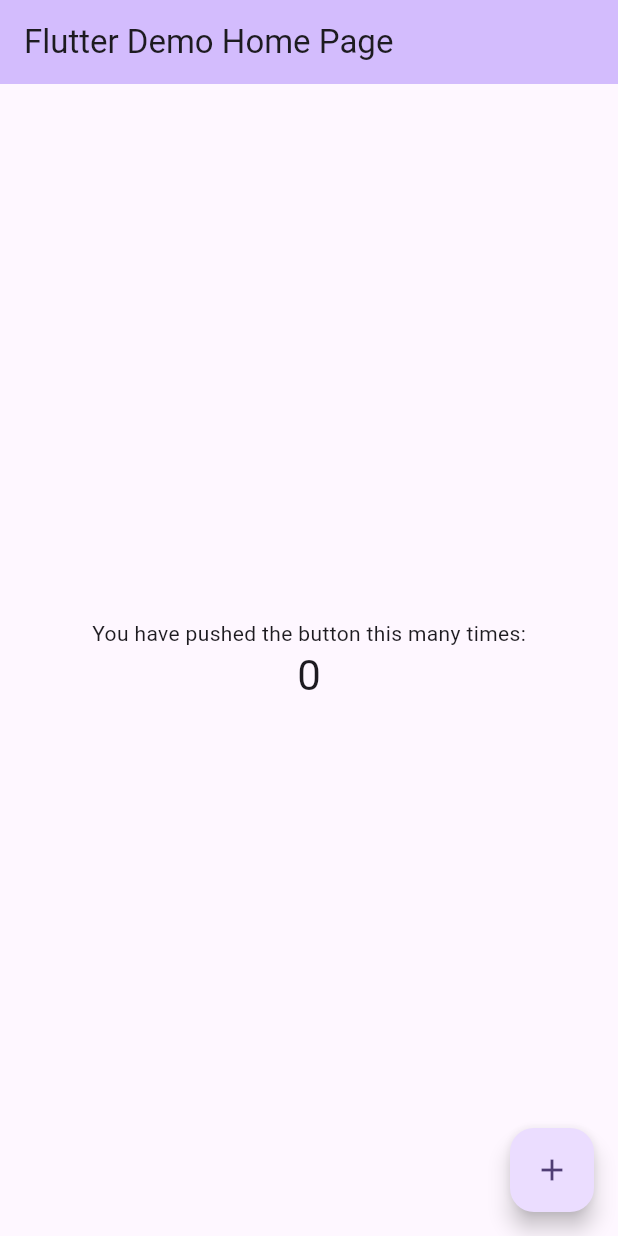
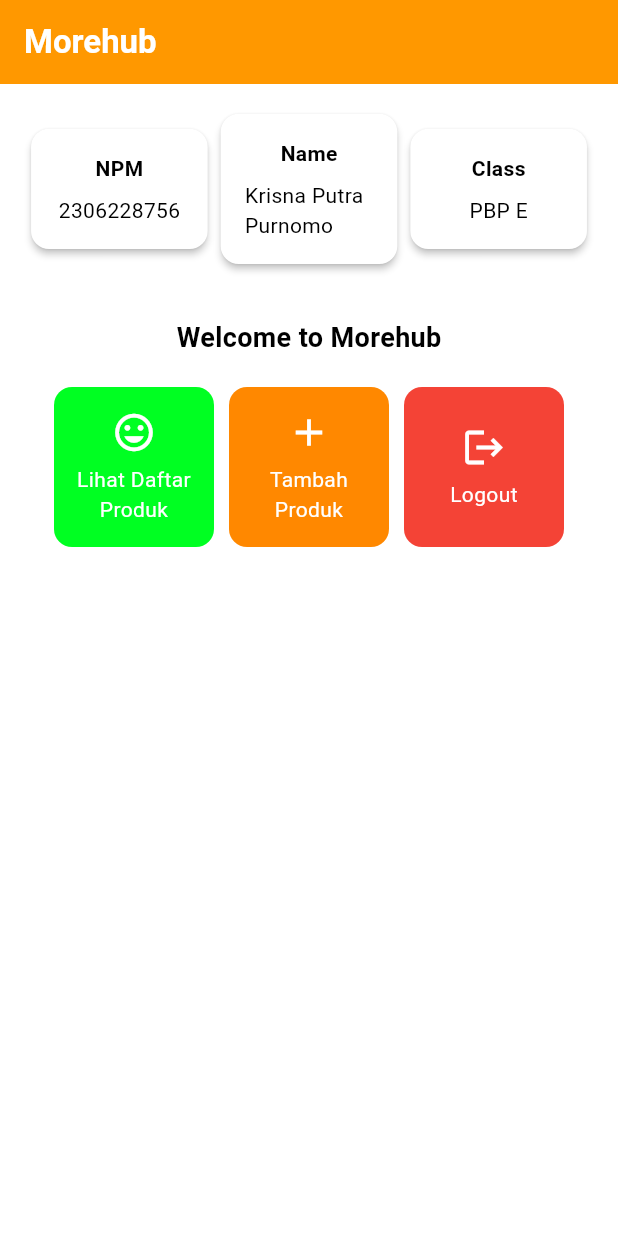
Before and after one commit to KrisnaPutraP/Morehub-mobile, a Flutter app: the screen it shows after launch, on a phone screen of 412 x 824 dp. Run offline on Flutter 3.47's test engine with Material 3 defaults, Android fonts, the phone set to English and light mode, and no system bars.

Commit message:
Menyelesaikan tugas 7

```diff
--- a/lib/main.dart
+++ b/lib/main.dart
@@ -1,4 +1,5 @@
 import 'package:flutter/material.dart';
+import 'package:morehub_mobile/menu.dart';
 
 void main() {
   runApp(const MyApp());
@@ -28,98 +29,12 @@
         //
         // This works for code too, not just values: Most code changes can be
         // tested with just a hot reload.
-        colorScheme: ColorScheme.fromSeed(seedColor: Colors.deepPurple),
+         colorScheme: ColorScheme.fromSwatch(
+              primarySwatch: Colors.orange,
+        ).copyWith(secondary: Colors.orangeAccent),
         useMaterial3: true,
       ),
-      home: const MyHomePage(title: 'Flutter Demo Home Page'),
+      home: MyHomePage(),
     );
   }
 }
-
-class MyHomePage extends StatefulWidget {
-  const MyHomePage({super.key, required this.title});
-
-  // This widget is the home page of your application. It is stateful, meaning
-  // that it has a State object (defined below) that contains fields that affect
-  // how it looks.
-
-  // This class is the configuration for the state. It holds the values (in this
-  // case the title) provided by the parent (in this case the App widget) and
-  // used by the build method of the State. Fields in a Widget subclass are
-  // always marked "final".
-
-  final String title;
-
-  @override
-  State<MyHomePage> createState() => _MyHomePageState();
-}
-
-class _MyHomePageState extends State<MyHomePage> {
-  int _counter = 0;
-
-  void _incrementCounter() {
-    setState(() {
-      // This call to setState tells the Flutter framework that something has
-      // changed in this State, which causes it to rerun the build method below
-      // so that the display can reflect the updated values. If we changed
-      // _counter without calling setState(), then the build method would not be
-      // called again, and so nothing would appear to happen.
-      _counter++;
-    });
-  }
-
-  @override
-  Widget build(BuildContext context) {
-    // This method is rerun every time setState is called, for instance as done
-    // by the _incrementCounter method above.
-    //
-    // The Flutter framework has been optimized to make rerunning build methods
-    // fast, so that you can just rebuild anything that needs updating rather
-    // than having to individually change instances of widgets.
-    return Scaffold(
-      appBar: AppBar(
-        // TRY THIS: Try changing the color here to a specific color (to
-        // Colors.amber, perhaps?) and trigger a hot reload to see the AppBar
-        // change color while the other colors stay the same.
-        backgroundColor: Theme.of(context).colorScheme.inversePrimary,
-        // Here we take the value from the MyHomePage object that was created by
-        // the App.build method, and use it to set our appbar title.
-        title: Text(widget.title),
-      ),
-      body: Center(
-        // Center is a layout widget. It takes a single child and positions it
-        // in the middle of the parent.
-        child: Column(
-          // Column is also a layout widget. It takes a list of children and
-          // arranges them vertically. By default, it sizes itself to fit its
-          // children horizontally, and tries to be as tall as its parent.
-          //
-          // Column has various properties to control how it sizes itself and
-          // how it positions its children. Here we use mainAxisAlignment to
-          // center the children vertically; the main axis here is the vertical
-          // axis because Columns are vertical (the cross axis would be
-          // horizontal).
-          //
-          // TRY THIS: Invoke "debug painting" (choose the "Toggle Debug Paint"
-          // action in the IDE, or press "p" in the console), to see the
-          // wireframe for each widget.
-          mainAxisAlignment: MainAxisAlignment.center,
-          children: <Widget>[
-            const Text(
-              'You have pushed the button this many times:',
-            ),
-            Text(
-              '$_counter',
-              style: Theme.of(context).textTheme.headlineMedium,
-            ),
-          ],
-        ),
-      ),
-      floatingActionButton: FloatingActionButton(
-        onPressed: _incrementCounter,
-        tooltip: 'Increment',
-        child: const Icon(Icons.add),
-      ), // This trailing comma makes auto-formatting nicer for build methods.
-    );
-  }
-}
--- /dev/null
+++ b/lib/menu.dart
@@ -0,0 +1,190 @@
+import 'package:flutter/material.dart';
+
+class MyHomePage extends StatelessWidget {
+  final String npm = '2306228756'; // NPM
+  final String name = 'Krisna Putra Purnomo'; // Nama
+  final String className = 'PBP E'; // Kelas
+
+  final List<ItemHomepage> items = [
+      ItemHomepage("Lihat Daftar Produk", Icons.mood, const Color.fromARGB(255, 0, 255, 34)),
+      ItemHomepage("Tambah Produk", Icons.add, const Color.fromARGB(255, 255, 136, 0)),
+      ItemHomepage("Logout", Icons.logout, Colors.red),
+  ];
+  MyHomePage({super.key});
+
+
+  @override
+  Widget build(BuildContext context) {
+    // Scaffold menyediakan struktur dasar halaman dengan AppBar dan body.
+    return Scaffold(
+      // AppBar adalah bagian atas halaman yang menampilkan judul.
+      appBar: AppBar(
+        // Judul aplikasi "Mental Health Tracker" dengan teks putih dan tebal.
+        title: const Text(
+          'Morehub',
+          style: TextStyle(
+            color: Colors.white,
+            fontWeight: FontWeight.bold,
+          ),
+        ),
+        // Warna latar belakang AppBar diambil dari skema warna tema aplikasi.
+        backgroundColor: Theme.of(context).colorScheme.primary,
+      ),
+      // Body halaman dengan padding di sekelilingnya.
+      body: Padding(
+        padding: const EdgeInsets.all(16.0),
+        // Menyusun widget secara vertikal dalam sebuah kolom.
+        child: Column(
+          crossAxisAlignment: CrossAxisAlignment.center,
+          children: [
+            // Row untuk menampilkan 3 InfoCard secara horizontal.
+            Row(
+              mainAxisAlignment: MainAxisAlignment.spaceEvenly,
+              children: [
+                InfoCard(title: 'NPM', content: npm),
+                InfoCard(title: 'Name', content: name),
+                InfoCard(title: 'Class', content: className),
+              ],
+            ),
+
+            // Memberikan jarak vertikal 16 unit.
+            const SizedBox(height: 16.0),
+
+            // Menempatkan widget berikutnya di tengah halaman.
+            Center(
+              child: Column(
+                // Menyusun teks dan grid item secara vertikal.
+
+                children: [
+                  // Menampilkan teks sambutan dengan gaya tebal dan ukuran 18.
+                  const Padding(
+                    padding: EdgeInsets.only(top: 16.0),
+                    child: Text(
+                      'Welcome to Morehub',
+                      style: TextStyle(
+                        fontWeight: FontWeight.bold,
+                        fontSize: 18.0,
+                      ),
+                    ),
+                  ),
+
+                  // Grid untuk menampilkan ItemCard dalam bentuk grid 3 kolom.
+                  GridView.count(
+                    primary: true,
+                    padding: const EdgeInsets.all(20),
+                    crossAxisSpacing: 10,
+                    mainAxisSpacing: 10,
+                    crossAxisCount: 3,
+                    // Agar grid menyesuaikan tinggi kontennya.
+                    shrinkWrap: true,
+
+                    // Menampilkan ItemCard untuk setiap item dalam list items.
+                    children: items.map((ItemHomepage item) {
+                      return ItemCard(item);
+                    }).toList(),
+                  ),
+                ],
+              ),
+            ),
+          ],
+        ),
+      ),
+    );
+  }
+}
+
+class InfoCard extends StatelessWidget {
+  // Kartu informasi yang menampilkan title dan content.
+
+  final String title;  // Judul kartu.
+  final String content;  // Isi kartu.
+
+  const InfoCard({super.key, required this.title, required this.content});
+
+  @override
+  Widget build(BuildContext context) {
+    return Card(
+      // Membuat kotak kartu dengan bayangan dibawahnya.
+      elevation: 2.0,
+      child: Container(
+        // Mengatur ukuran dan jarak di dalam kartu.
+        width: MediaQuery.of(context).size.width / 3.5, // menyesuaikan dengan lebar device yang digunakan.
+        padding: const EdgeInsets.all(16.0),
+        // Menyusun title dan content secara vertikal.
+        child: Column(
+          children: [
+            Text(
+              title,
+              style: const TextStyle(fontWeight: FontWeight.bold),
+            ),
+            const SizedBox(height: 8.0),
+            Text(content),
+          ],
+        ),
+      ),
+    );
+  }
+}
+
+
+class ItemHomepage {
+    final String name;
+    final IconData icon;
+    final Color color;
+
+    ItemHomepage(this.name, this.icon, this.color);
+}
+
+class ItemCard extends StatelessWidget {
+  // Menampilkan kartu dengan ikon dan nama.
+
+  final ItemHomepage item;
+
+  const ItemCard(this.item, {super.key});
+
+  @override
+  Widget build(BuildContext context) {
+    return Material(
+      // Menentukan warna latar belakang.
+      color: item.color,
+      // Membuat sudut kartu melengkung.
+      borderRadius: BorderRadius.circular(12),
+
+      child: InkWell(
+        // Aksi ketika kartu ditekan.
+        onTap: () {
+          // Menampilkan pesan SnackBar saat kartu ditekan.
+          ScaffoldMessenger.of(context)
+            ..hideCurrentSnackBar()
+            ..showSnackBar(
+              SnackBar(content: Text("Kamu telah menekan tombol ${item.name}!"))
+            );
+        },
+        // Container untuk menyimpan Icon dan Text
+        child: Container(
+          padding: const EdgeInsets.all(8),
+          child: Center(
+            child: Column(
+              // Menyusun ikon dan teks di tengah kartu.
+              mainAxisAlignment: MainAxisAlignment.center,
+              children: [
+                Icon(
+                  item.icon,
+                  color: Colors.white,
+                  size: 30.0,
+                ),
+                const Padding(padding: EdgeInsets.all(3)),
+                Text(
+                  item.name,
+                  textAlign: TextAlign.center,
+                  style: const TextStyle(color: Colors.white),
+                ),
+              ],
+            ),
+          ),
+        ),
+      ),
+    );
+  }
+
+}
```
Also changed, not shown: 2 other files.
